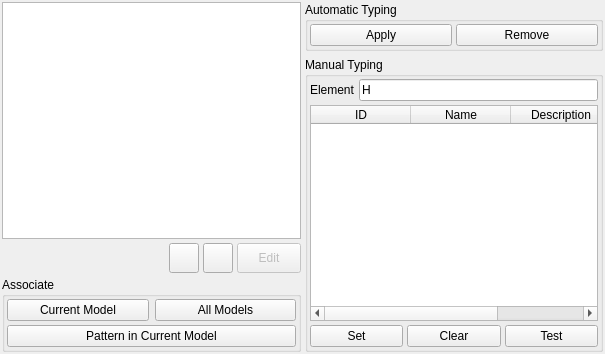
This is src/gui/forcefields.ui in trisyoungs/aten as Qt 5 draws it before an edit. The edited form follows.
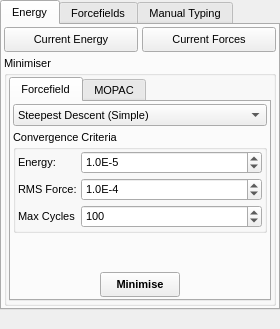
This is the edited form. Icons and pictures are not drawn.

```diff
--- a/src/gui/forcefields.ui
+++ b/src/gui/forcefields.ui
@@ -1,22 +1,729 @@
 <ui version="4.0">
- <class>ForcefieldsDialog</class>
- <widget class="QDialog" name="ForcefieldsDialog">
+ <class>ForcefieldsWidget</class>
+ <widget class="QDockWidget" name="ForcefieldsWidget">
   <property name="geometry">
    <rect>
     <x>0</x>
     <y>0</y>
-    <width>605</width>
-    <height>354</height>
+    <width>280</width>
+    <height>329</height>
    </rect>
   </property>
+  <property name="sizePolicy">
+   <sizepolicy hsizetype="Minimum" vsizetype="Minimum">
+    <horstretch>0</horstretch>
+    <verstretch>0</verstretch>
+   </sizepolicy>
+  </property>
+  <property name="minimumSize">
+   <size>
+    <width>280</width>
+    <height>329</height>
+   </size>
+  </property>
+  <property name="font">
+   <font>
+    <pointsize>8</pointsize>
+   </font>
+  </property>
+  <property name="floating">
+   <bool>true</bool>
+  </property>
+  <property name="allowedAreas">
+   <set>Qt::LeftDockWidgetArea|Qt::RightDockWidgetArea</set>
+  </property>
   <property name="windowTitle">
+   <string>Energy / Forcefields</string>
+  </property>
+  <widget class="QWidget" name="dockWidgetContents">
+   <layout class="QVBoxLayout" name="verticalLayout">
+    <property name="spacing">
+     <number>0</number>
+    </property>
+    <property name="margin">
+     <number>0</number>
+    </property>
+    <item>
+     <widget class="QTabWidget" name="tabWidget">
+      <property name="sizePolicy">
+       <sizepolicy hsizetype="Expanding" vsizetype="Minimum">
+        <horstretch>0</horstretch>
+        <verstretch>0</verstretch>
+       </sizepolicy>
+      </property>
+      <property name="currentIndex">
+       <number>0</number>
+      </property>
+      <widget class="QWidget" name="EnergyTab">
+       <attribute name="title">
+        <string>Energy</string>
+       </attribute>
+       <layout class="QVBoxLayout" name="verticalLayout_5">
+        <property name="spacing">
+         <number>4</number>
+        </property>
+        <property name="margin">
+         <number>2</number>
+        </property>
+        <item>
+         <layout class="QHBoxLayout" name="horizontalLayout_2">
+          <property name="spacing">
+           <number>4</number>
+          </property>
+          <item>
+           <widget class="QPushButton" name="CurrentEnergyButton">
+            <property name="sizePolicy">
+             <sizepolicy hsizetype="Expanding" vsizetype="Fixed">
+              <horstretch>0</horstretch>
+              <verstretch>0</verstretch>
+             </sizepolicy>
+            </property>
+            <property name="minimumSize">
+             <size>
+              <width>0</width>
+              <height>25</height>
+             </size>
+            </property>
+            <property name="maximumSize">
+             <size>
+              <width>16777215</width>
+              <height>25</height>
+             </size>
+            </property>
+            <property name="text">
+             <string>Current Energy</string>
+            </property>
+            <property name="icon">
+             <iconset resource="icons.qrc">
+              <normaloff>:/forcefield/icons/forcefield_energy.svg</normaloff>:/forcefield/icons/forcefield_energy.svg</iconset>
+            </property>
+            <property name="iconSize">
+             <size>
+              <width>16</width>
+              <height>16</height>
+             </size>
+            </property>
+           </widget>
+          </item>
+          <item>
+           <widget class="QPushButton" name="CurrentForcesButton">
+            <property name="sizePolicy">
+             <sizepolicy hsizetype="Expanding" vsizetype="Fixed">
+              <horstretch>0</horstretch>
+              <verstretch>0</verstretch>
+             </sizepolicy>
+            </property>
+            <property name="minimumSize">
+             <size>
+              <width>0</width>
+              <height>25</height>
+             </size>
+            </property>
+            <property name="maximumSize">
+             <size>
+              <width>16777215</width>
+              <height>25</height>
+             </size>
+            </property>
+            <property name="text">
+             <string>Current Forces</string>
+            </property>
+            <property name="icon">
+             <iconset resource="icons.qrc">
+              <normaloff>:/forcefield/icons/forcefield_forces.svg</normaloff>:/forcefield/icons/forcefield_forces.svg</iconset>
+            </property>
+            <property name="iconSize">
+             <size>
+              <width>16</width>
+              <height>16</height>
+             </size>
+            </property>
+           </widget>
+          </item>
+         </layout>
+        </item>
+        <item>
+         <widget class="QGroupBox" name="MinimiserGroup">
+          <property name="sizePolicy">
+           <sizepolicy hsizetype="Expanding" vsizetype="Minimum">
+            <horstretch>0</horstretch>
+            <verstretch>0</verstretch>
+           </sizepolicy>
+          </property>
+          <property name="title">
+           <string>Minimiser</string>
+          </property>
+          <layout class="QVBoxLayout" name="verticalLayout_4">
+           <property name="spacing">
+            <number>4</number>
+           </property>
+           <property name="margin">
+            <number>2</number>
+           </property>
+           <item>
+            <widget class="QTabWidget" name="MinimiserTabs">
+             <property name="currentIndex">
+              <number>0</number>
+             </property>
+             <widget class="QWidget" name="ForcefieldMinimiserTab">
+              <attribute name="title">
+               <string>Forcefield</string>
+              </attribute>
+              <layout class="QVBoxLayout" name="verticalLayout_6">
+               <property name="spacing">
+                <number>4</number>
+               </property>
+               <property name="margin">
+                <number>2</number>
+               </property>
+               <item>
+                <widget class="QComboBox" name="MinimiserMethodCombo">
+                 <property name="sizePolicy">
+                  <sizepolicy hsizetype="Expanding" vsizetype="Fixed">
+                   <horstretch>0</horstretch>
+                   <verstretch>0</verstretch>
+                  </sizepolicy>
+                 </property>
+                 <item>
+                  <property name="text">
+                   <string>Steepest Descent (Simple)</string>
+                  </property>
+                 </item>
+                 <item>
+                  <property name="text">
+                   <string>Steepest Descent (Line Minimised)</string>
+                  </property>
+                 </item>
+                 <item>
+                  <property name="text">
+                   <string>Conjugate Gradient</string>
+                  </property>
+                 </item>
+                 <item>
+                  <property name="text">
+                   <string>Monte Carlo (Molecular)</string>
+                  </property>
+                 </item>
+                </widget>
+               </item>
+               <item>
+                <widget class="QGroupBox" name="ConvergenceGroup">
+                 <property name="sizePolicy">
+                  <sizepolicy hsizetype="Expanding" vsizetype="Minimum">
+                   <horstretch>0</horstretch>
+                   <verstretch>0</verstretch>
+                  </sizepolicy>
+                 </property>
+                 <property name="title">
+                  <string>Convergence Criteria</string>
+                 </property>
+                 <layout class="QVBoxLayout" name="verticalLayout_9">
+                  <property name="spacing">
+                   <number>4</number>
+                  </property>
+                  <property name="margin">
+                   <number>2</number>
+                  </property>
+                  <item>
+                   <layout class="QGridLayout" name="gridLayout_3">
+                    <property name="spacing">
+                     <number>4</number>
+                    </property>
+                    <item row="0" column="0">
+                     <widget class="QLabel" name="label_9">
+                      <property name="sizePolicy">
+                       <sizepolicy hsizetype="Minimum" vsizetype="Preferred">
+                        <horstretch>0</horstretch>
+                        <verstretch>0</verstretch>
+                       </sizepolicy>
+                      </property>
+                      <property name="text">
+                       <string>Energy:</string>
+                      </property>
+                     </widget>
+                    </item>
+                    <item row="0" column="1">
+                     <widget class="QSpinBox" name="EnergyConvergeSpin">
+                      <property name="sizePolicy">
+                       <sizepolicy hsizetype="Expanding" vsizetype="Fixed">
+                        <horstretch>0</horstretch>
+                        <verstretch>0</verstretch>
+                       </sizepolicy>
+                      </property>
+                      <property name="prefix">
+                       <string>1.0E</string>
+                      </property>
+                      <property name="minimum">
+                       <number>-10</number>
+                      </property>
+                      <property name="maximum">
+                       <number>1</number>
+                      </property>
+                      <property name="value">
+                       <number>-5</number>
+                      </property>
+                     </widget>
+                    </item>
+                    <item row="1" column="0">
+                     <widget class="QLabel" name="label_10">
+                      <property name="sizePolicy">
+                       <sizepolicy hsizetype="Minimum" vsizetype="Preferred">
+                        <horstretch>0</horstretch>
+                        <verstretch>0</verstretch>
+                       </sizepolicy>
+                      </property>
+                      <property name="text">
+                       <string>RMS Force:</string>
+                      </property>
+                     </widget>
+                    </item>
+                    <item row="1" column="1">
+                     <widget class="QSpinBox" name="ForceConvergeSpin">
+                      <property name="enabled">
+                       <bool>true</bool>
+                      </property>
+                      <property name="sizePolicy">
+                       <sizepolicy hsizetype="Expanding" vsizetype="Fixed">
+                        <horstretch>0</horstretch>
+                        <verstretch>0</verstretch>
+                       </sizepolicy>
+                      </property>
+                      <property name="prefix">
+                       <string>1.0E</string>
+                      </property>
+                      <property name="minimum">
+                       <number>-10</number>
+                      </property>
+                      <property name="maximum">
+                       <number>1</number>
+                      </property>
+                      <property name="value">
+                       <number>-4</number>
+                      </property>
+                     </widget>
+                    </item>
+                    <item row="2" column="0">
+                     <widget class="QLabel" name="label_46">
+                      <property name="text">
+                       <string>Max Cycles</string>
+                      </property>
+                     </widget>
+                    </item>
+                    <item row="2" column="1">
+                     <widget class="QSpinBox" name="MinimiseCyclesSpin">
+                      <property name="sizePolicy">
+                       <sizepolicy hsizetype="Expanding" vsizetype="Fixed">
+                        <horstretch>0</horstretch>
+                        <verstretch>0</verstretch>
+                       </sizepolicy>
+                      </property>
+                      <property name="minimum">
+                       <number>1</number>
+                      </property>
+                      <property name="maximum">
+                       <number>10000</number>
+                      </property>
+                      <property name="singleStep">
+                       <number>2</number>
+                      </property>
+                      <property name="value">
+                       <number>100</number>
+                      </property>
+                     </widget>
+                    </item>
+                   </layout>
+                  </item>
+                 </layout>
+                </widget>
+               </item>
+               <item>
+                <spacer name="verticalSpacer_3">
+                 <property name="orientation">
+                  <enum>Qt::Vertical</enum>
+                 </property>
+                 <property name="sizeType">
+                  <enum>QSizePolicy::MinimumExpanding</enum>
+                 </property>
+                 <property name="sizeHint" stdset="0">
+                  <size>
+                   <width>20</width>
+                   <height>1</height>
+                  </size>
+                 </property>
+                </spacer>
+               </item>
+               <item>
+                <layout class="QHBoxLayout" name="_9">
+                 <property name="spacing">
+                  <number>4</number>
+                 </property>
+                 <property name="margin">
+                  <number>0</number>
+                 </property>
+                 <item>
+                  <spacer>
+                   <property name="orientation">
+                    <enum>Qt::Horizontal</enum>
+                   </property>
+                   <property name="sizeHint" stdset="0">
+                    <size>
+                     <width>21</width>
+                     <height>20</height>
+                    </size>
+                   </property>
+                  </spacer>
+                 </item>
+                 <item>
+                  <widget class="QPushButton" name="ForcefieldMinimiseButton">
+                   <property name="minimumSize">
+                    <size>
+                     <width>0</width>
+                     <height>25</height>
+                    </size>
+                   </property>
+                   <property name="font">
+                    <font>
+                     <weight>75</weight>
+                     <bold>true</bold>
+                    </font>
+                   </property>
+                   <property name="text">
+                    <string>Minimise</string>
+                   </property>
+                   <property name="icon">
+                    <iconset resource="icons.qrc">
+                     <normaloff>:/forcefield/icons/forcefield_minimise.svg</normaloff>:/forcefield/icons/forcefield_minimise.svg</iconset>
+                   </property>
+                   <property name="iconSize">
+                    <size>
+                     <width>16</width>
+                     <height>16</height>
+                    </size>
+                   </property>
+                   <property name="autoDefault">
+                    <bool>false</bool>
+                   </property>
+                  </widget>
+                 </item>
+                 <item>
+                  <spacer>
+                   <property name="orientation">
+                    <enum>Qt::Horizontal</enum>
+                   </property>
+                   <property name="sizeHint" stdset="0">
+                    <size>
+                     <width>21</width>
+                     <height>20</height>
+                    </size>
+                   </property>
+                  </spacer>
+                 </item>
+                </layout>
+               </item>
+              </layout>
+             </widget>
+             <widget class="QWidget" name="MopacMinimserTab">
+              <attribute name="title">
+               <string>MOPAC</string>
+              </attribute>
+              <layout class="QVBoxLayout" name="verticalLayout_8">
+               <property name="spacing">
+                <number>4</number>
+               </property>
+               <property name="margin">
+                <number>2</number>
+               </property>
+               <item>
+                <layout class="QGridLayout" name="gridLayout">
+                 <property name="spacing">
+                  <number>4</number>
+                 </property>
+                 <item row="0" column="0">
+                  <widget class="QLabel" name="MopacMethodLabel">
+                   <property name="sizePolicy">
+                    <sizepolicy hsizetype="Minimum" vsizetype="Preferred">
+                     <horstretch>0</horstretch>
+                     <verstretch>0</verstretch>
+                    </sizepolicy>
+                   </property>
+                   <property name="text">
+                    <string>Method</string>
+                   </property>
+                  </widget>
+                 </item>
+                 <item row="0" column="1">
+                  <widget class="QComboBox" name="MopacHFCombo">
+                   <property name="sizePolicy">
+                    <sizepolicy hsizetype="Expanding" vsizetype="Fixed">
+                     <horstretch>0</horstretch>
+                     <verstretch>0</verstretch>
+                    </sizepolicy>
+                   </property>
+                   <property name="currentIndex">
+                    <number>0</number>
+                   </property>
+                   <item>
+                    <property name="text">
+                     <string>RHF</string>
+                    </property>
+                   </item>
+                   <item>
+                    <property name="text">
+                     <string>UHF</string>
+                    </property>
+                   </item>
+                  </widget>
+                 </item>
+                 <item row="1" column="1" colspan="2">
+                  <widget class="QComboBox" name="MopacSpinCombo">
+                   <property name="sizePolicy">
+                    <sizepolicy hsizetype="Expanding" vsizetype="Fixed">
+                     <horstretch>0</horstretch>
+                     <verstretch>0</verstretch>
+                    </sizepolicy>
+                   </property>
+                   <item>
+                    <property name="text">
+                     <string>Singlet</string>
+                    </property>
+                   </item>
+                   <item>
+                    <property name="text">
+                     <string>Doublet</string>
+                    </property>
+                   </item>
+                   <item>
+                    <property name="text">
+                     <string>Triplet</string>
+                    </property>
+                   </item>
+                   <item>
+                    <property name="text">
+                     <string>Quartet</string>
+                    </property>
+                   </item>
+                   <item>
+                    <property name="text">
+                     <string>Quintet</string>
+                    </property>
+                   </item>
+                   <item>
+                    <property name="text">
+                     <string>Sextet</string>
+                    </property>
+                   </item>
+                   <item>
+                    <property name="text">
+                     <string>Septet</string>
+                    </property>
+                   </item>
+                   <item>
+                    <property name="text">
+                     <string>Octet</string>
+                    </property>
+                   </item>
+                   <item>
+                    <property name="text">
+                     <string>Nonet</string>
+                    </property>
+                   </item>
+                  </widget>
+                 </item>
+                 <item row="2" column="1" colspan="2">
+                  <widget class="QComboBox" name="MopacHamiltonianCombo">
+                   <property name="currentIndex">
+                    <number>4</number>
+                   </property>
+                   <item>
+                    <property name="text">
+                     <string>AM1</string>
+                    </property>
+                   </item>
+                   <item>
+                    <property name="text">
+                     <string>MNDO</string>
+                    </property>
+                   </item>
+                   <item>
+                    <property name="text">
+                     <string>MNDOD</string>
+                    </property>
+                   </item>
+                   <item>
+                    <property name="text">
+                     <string>PM3</string>
+                    </property>
+                   </item>
+                   <item>
+                    <property name="text">
+                     <string>PM6</string>
+                    </property>
+                   </item>
+                   <item>
+                    <property name="text">
+                     <string>PM6-DH2</string>
+                    </property>
+                   </item>
+                   <item>
+                    <property name="text">
+                     <string>RM1</string>
+                    </property>
+                   </item>
+                  </widget>
+                 </item>
+                 <item row="2" column="0">
+                  <widget class="QLabel" name="MopacHamiltonianLabel">
+                   <property name="sizePolicy">
+                    <sizepolicy hsizetype="Minimum" vsizetype="Preferred">
+                     <horstretch>0</horstretch>
+                     <verstretch>0</verstretch>
+                    </sizepolicy>
+                   </property>
+                   <property name="text">
+                    <string>Hamiltonian</string>
+                   </property>
+                  </widget>
+                 </item>
+                 <item row="1" column="0">
+                  <widget class="QLabel" name="MopacSpinLabel">
+                   <property name="sizePolicy">
+                    <sizepolicy hsizetype="Minimum" vsizetype="Preferred">
+                     <horstretch>0</horstretch>
+                     <verstretch>0</verstretch>
+                    </sizepolicy>
+                   </property>
+                   <property name="text">
+                    <string>Spin</string>
+                   </property>
+                  </widget>
+                 </item>
+                 <item row="3" column="0">
+                  <widget class="QLabel" name="MopacChargeLabel">
+                   <property name="sizePolicy">
+                    <sizepolicy hsizetype="Minimum" vsizetype="Preferred">
+                     <horstretch>0</horstretch>
+                     <verstretch>0</verstretch>
+                    </sizepolicy>
+                   </property>
+                   <property name="text">
+                    <string>Charge</string>
+                   </property>
+                  </widget>
+                 </item>
+                 <item row="3" column="1" colspan="2">
+                  <widget class="QSpinBox" name="MopacChargeSpin">
+                   <property name="minimum">
+                    <number>-100</number>
+                   </property>
+                   <property name="maximum">
+                    <number>100</number>
+                   </property>
+                  </widget>
+                 </item>
+                 <item row="0" column="2">
+                  <widget class="QCheckBox" name="MopacMozymeCheck">
+                   <property name="text">
+                    <string>MOZYME</string>
+                   </property>
+                  </widget>
+                 </item>
+                </layout>
+               </item>
+               <item>
+                <spacer name="verticalSpacer_5">
+                 <property name="orientation">
+                  <enum>Qt::Vertical</enum>
+                 </property>
+                 <property name="sizeHint" stdset="0">
+                  <size>
+                   <width>20</width>
+                   <height>40</height>
+                  </size>
+                 </property>
+                </spacer>
+               </item>
+               <item>
+                <layout class="QHBoxLayout" name="_11">
+                 <property name="spacing">
+                  <number>4</number>
+                 </property>
+                 <property name="margin">
+                  <number>0</number>
+                 </property>
+                 <item>
+                  <spacer>
+                   <property name="orientation">
+                    <enum>Qt::Horizontal</enum>
+                   </property>
+                   <property name="sizeHint" stdset="0">
+                    <size>
+                     <width>21</width>
+                     <height>20</height>
+                    </size>
+                   </property>
+                  </spacer>
+                 </item>
+                 <item>
+                  <widget class="QPushButton" name="MopacMinimiseButton">
+                   <property name="minimumSize">
+                    <size>
+                     <width>0</width>
+                     <height>25</height>
+                    </size>
+                   </property>
+                   <property name="font">
+                    <font>
+                     <weight>75</weight>
+                     <bold>true</bold>
+                    </font>
+                   </property>
+                   <property name="text">
+                    <string>Minimise</string>
+                   </property>
+                   <property name="icon">
+                    <iconset resource="icons.qrc">
+                     <normaloff>:/forcefield/icons/forcefield_minimise.svg</normaloff>:/forcefield/icons/forcefield_minimise.svg</iconset>
+                   </property>
+                   <property name="iconSize">
+                    <size>
+                     <width>16</width>
+                     <height>16</height>
+                    </size>
+                   </property>
+                   <property name="autoDefault">
+                    <bool>false</bool>
+                   </property>
+                  </widget>
+                 </item>
+                 <item>
+                  <spacer>
+                   <property name="orientation">
+                    <enum>Qt::Horizontal</enum>
+                   </property>
+                   <property name="sizeHint" stdset="0">
+                    <size>
+                     <width>21</width>
+                     <height>20</height>
+                    </size>
+                   </property>
+                  </spacer>
+                 </item>
+                </layout>
+               </item>
+              </layout>
+             </widget>
+            </widget>
+           </item>
+          </layout>
+         </widget>
+        </item>
+       </layout>
+      </widget>
+      <widget class="QWidget" name="ForcefieldsTab">
+       <attribute name="title">
    <string>Forcefields</string>
-  </property>
-  <property name="windowIcon">
-   <iconset resource="icons.qrc">
-    <normaloff>:/stackicons/icons/stack_ff.svg</normaloff>:/stackicons/icons/stack_ff.svg</iconset>
-  </property>
-  <layout class="QHBoxLayout">
+       </attribute>
+       <layout class="QVBoxLayout" name="verticalLayout_2">
    <property name="spacing">
     <number>4</number>
    </property>
@@ -24,18 +731,10 @@
     <number>2</number>
    </property>
    <item>
-    <layout class="QVBoxLayout">
-     <property name="spacing">
-      <number>4</number>
-     </property>
-     <property name="margin">
-      <number>0</number>
-     </property>
-     <item>
-      <widget class="QListWidget" name="ForcefieldList"/>
+         <widget class="QComboBox" name="ForcefieldCombo"/>
      </item>
      <item>
-      <layout class="QHBoxLayout">
+         <layout class="QHBoxLayout" name="_2">
        <property name="spacing">
         <number>4</number>
        </property>
@@ -43,31 +742,30 @@
         <number>0</number>
        </property>
        <item>
-        <spacer>
-         <property name="orientation">
-          <enum>Qt::Horizontal</enum>
-         </property>
-         <property name="sizeHint" stdset="0">
+           <widget class="QPushButton" name="OpenForcefieldButton">
+            <property name="sizePolicy">
+             <sizepolicy hsizetype="Minimum" vsizetype="Fixed">
+              <horstretch>0</horstretch>
+              <verstretch>3</verstretch>
+             </sizepolicy>
+            </property>
+            <property name="minimumSize">
           <size>
-           <width>20</width>
-           <height>20</height>
-          </size>
-         </property>
-        </spacer>
-       </item>
-       <item>
-        <widget class="QPushButton" name="LoadForcefieldButton">
+              <width>0</width>
+              <height>25</height>
+             </size>
+            </property>
          <property name="maximumSize">
           <size>
-           <width>30</width>
-           <height>30</height>
+              <width>200</width>
+              <height>25</height>
           </size>
          </property>
          <property name="toolTip">
           <string>Load forcefield from file</string>
          </property>
          <property name="text">
-          <string/>
+             <string>Open</string>
          </property>
          <property name="icon">
           <iconset resource="icons.qrc">
@@ -79,29 +777,41 @@
         </widget>
        </item>
        <item>
-        <widget class="QPushButton" name="RemoveForcefieldButton">
+           <widget class="QPushButton" name="CloseForcefieldButton">
          <property name="sizePolicy">
           <sizepolicy hsizetype="Preferred" vsizetype="Preferred">
            <horstretch>0</horstretch>
-           <verstretch>0</verstretch>
-          </sizepolicy>
-         </property>
+              <verstretch>3</verstretch>
+             </sizepolicy>
+            </property>
+            <property name="minimumSize">
+             <size>
+              <width>0</width>
+              <height>25</height>
+             </size>
+            </property>
          <property name="maximumSize">
           <size>
-           <width>30</width>
-           <height>30</height>
+              <width>200</width>
+              <height>25</height>
           </size>
          </property>
          <property name="toolTip">
           <string>Remove forcefield</string>
          </property>
          <property name="text">
-          <string/>
+             <string>Close</string>
          </property>
          <property name="icon">
           <iconset resource="icons.qrc">
            <normaloff>:/basic/icons/basic_cross.svg</normaloff>:/basic/icons/basic_cross.svg</iconset>
          </property>
+            <property name="iconSize">
+             <size>
+              <width>16</width>
+              <height>16</height>
+             </size>
+            </property>
          <property name="autoDefault">
           <bool>false</bool>
          </property>
@@ -121,13 +831,13 @@
          <property name="minimumSize">
           <size>
            <width>30</width>
-           <height>30</height>
+              <height>25</height>
           </size>
          </property>
          <property name="maximumSize">
           <size>
-           <width>64</width>
-           <height>30</height>
+              <width>200</width>
+              <height>25</height>
           </size>
          </property>
          <property name="toolTip">
@@ -154,7 +864,7 @@
        <property name="title">
         <string>Associate</string>
        </property>
-       <layout class="QVBoxLayout">
+          <layout class="QVBoxLayout" name="_3">
         <property name="spacing">
          <number>4</number>
         </property>
@@ -162,9 +872,9 @@
          <number>2</number>
         </property>
         <item>
-         <layout class="QHBoxLayout">
+            <layout class="QHBoxLayout" name="_4">
           <property name="spacing">
-           <number>6</number>
+              <number>4</number>
           </property>
           <property name="margin">
            <number>0</number>
@@ -204,16 +914,6 @@
        </layout>
       </widget>
      </item>
-    </layout>
-   </item>
-   <item>
-    <layout class="QVBoxLayout">
-     <property name="spacing">
-      <number>6</number>
-     </property>
-     <property name="margin">
-      <number>0</number>
-     </property>
      <item>
       <widget class="QGroupBox" name="AutomaticTypingGroup">
        <property name="sizePolicy">
@@ -225,7 +925,7 @@
        <property name="title">
         <string>Automatic Typing</string>
        </property>
-       <layout class="QHBoxLayout">
+          <layout class="QHBoxLayout" name="_5">
         <property name="spacing">
          <number>4</number>
         </property>
@@ -256,11 +956,81 @@
       </widget>
      </item>
      <item>
+         <widget class="QGroupBox" name="ExpressionGroup">
+          <property name="title">
+           <string>Expression</string>
+          </property>
+          <layout class="QHBoxLayout" name="horizontalLayout_3">
+           <property name="spacing">
+            <number>4</number>
+           </property>
+           <property name="margin">
+            <number>2</number>
+           </property>
+           <item>
+            <widget class="QPushButton" name="CreateExpressionButton">
+             <property name="text">
+              <string>Create</string>
+             </property>
+             <property name="autoDefault">
+              <bool>false</bool>
+             </property>
+            </widget>
+           </item>
+           <item>
+            <widget class="QCheckBox" name="AssignFFChargesCheck">
+             <property name="toolTip">
+              <string>When selected, atom charges will be set to those of their assigned atomtype. Otherwise, current atomic charges remain intact</string>
+             </property>
+             <property name="text">
+              <string>Assign FF Charges</string>
+             </property>
+             <property name="checked">
+              <bool>true</bool>
+             </property>
+            </widget>
+           </item>
+          </layout>
+         </widget>
+        </item>
+        <item>
+         <spacer name="verticalSpacer_2">
+          <property name="orientation">
+           <enum>Qt::Vertical</enum>
+          </property>
+          <property name="sizeHint" stdset="0">
+           <size>
+            <width>20</width>
+            <height>40</height>
+           </size>
+          </property>
+         </spacer>
+        </item>
+       </layout>
+      </widget>
+      <widget class="QWidget" name="ManualTypingTab">
+       <attribute name="title">
+        <string>Manual Typing</string>
+       </attribute>
+       <layout class="QVBoxLayout" name="verticalLayout_3">
+        <property name="spacing">
+         <number>4</number>
+        </property>
+        <property name="margin">
+         <number>2</number>
+        </property>
+        <item>
       <widget class="QGroupBox" name="ManualTypingGroup">
+          <property name="sizePolicy">
+           <sizepolicy hsizetype="Expanding" vsizetype="Minimum">
+            <horstretch>0</horstretch>
+            <verstretch>0</verstretch>
+           </sizepolicy>
+          </property>
        <property name="title">
         <string>Manual Typing</string>
        </property>
-       <layout class="QVBoxLayout">
+          <layout class="QVBoxLayout" name="_6">
         <property name="spacing">
          <number>4</number>
         </property>
@@ -268,12 +1038,12 @@
          <number>2</number>
         </property>
         <item>
-         <layout class="QHBoxLayout">
+            <layout class="QHBoxLayout" name="_7">
           <property name="spacing">
            <number>4</number>
           </property>
           <property name="margin">
-           <number>0</number>
+              <number>2</number>
           </property>
           <item>
            <widget class="QLabel" name="label_343">
@@ -326,12 +1096,12 @@
          </widget>
         </item>
         <item>
-         <layout class="QHBoxLayout">
+            <layout class="QHBoxLayout" name="_10">
           <property name="spacing">
            <number>4</number>
           </property>
           <property name="margin">
-           <number>0</number>
+              <number>2</number>
           </property>
           <item>
            <widget class="QPushButton" name="ManualTypeSetButton">
@@ -396,25 +1166,25 @@
       </widget>
      </item>
     </layout>
+      </widget>
+     </widget>
+    </item>
+    <item>
+     <spacer name="verticalSpacer">
+      <property name="orientation">
+       <enum>Qt::Vertical</enum>
+      </property>
+      <property name="sizeHint" stdset="0">
+       <size>
+        <width>20</width>
+        <height>0</height>
+       </size>
+      </property>
+     </spacer>
    </item>
   </layout>
  </widget>
- <tabstops>
-  <tabstop>ForcefieldList</tabstop>
-  <tabstop>AssignFFToCurrentButton</tabstop>
-  <tabstop>AssignFFToAllButton</tabstop>
-  <tabstop>AssignFFToPatternButton</tabstop>
-  <tabstop>TypeModelButton</tabstop>
-  <tabstop>UntypeModelButton</tabstop>
-  <tabstop>ManualTypeEdit</tabstop>
-  <tabstop>FFTypeTable</tabstop>
-  <tabstop>ManualTypeSetButton</tabstop>
-  <tabstop>ManualTypeClearButton</tabstop>
-  <tabstop>ManualTypeTestButton</tabstop>
-  <tabstop>LoadForcefieldButton</tabstop>
-  <tabstop>RemoveForcefieldButton</tabstop>
-  <tabstop>EditForcefieldButton</tabstop>
- </tabstops>
+ </widget>
  <resources>
   <include location="icons.qrc"/>
  </resources>
```
Left out of the diff: 6 changed lines with no effect on the pictures. Lines whose indentation alone changed are shown as unchanged.
